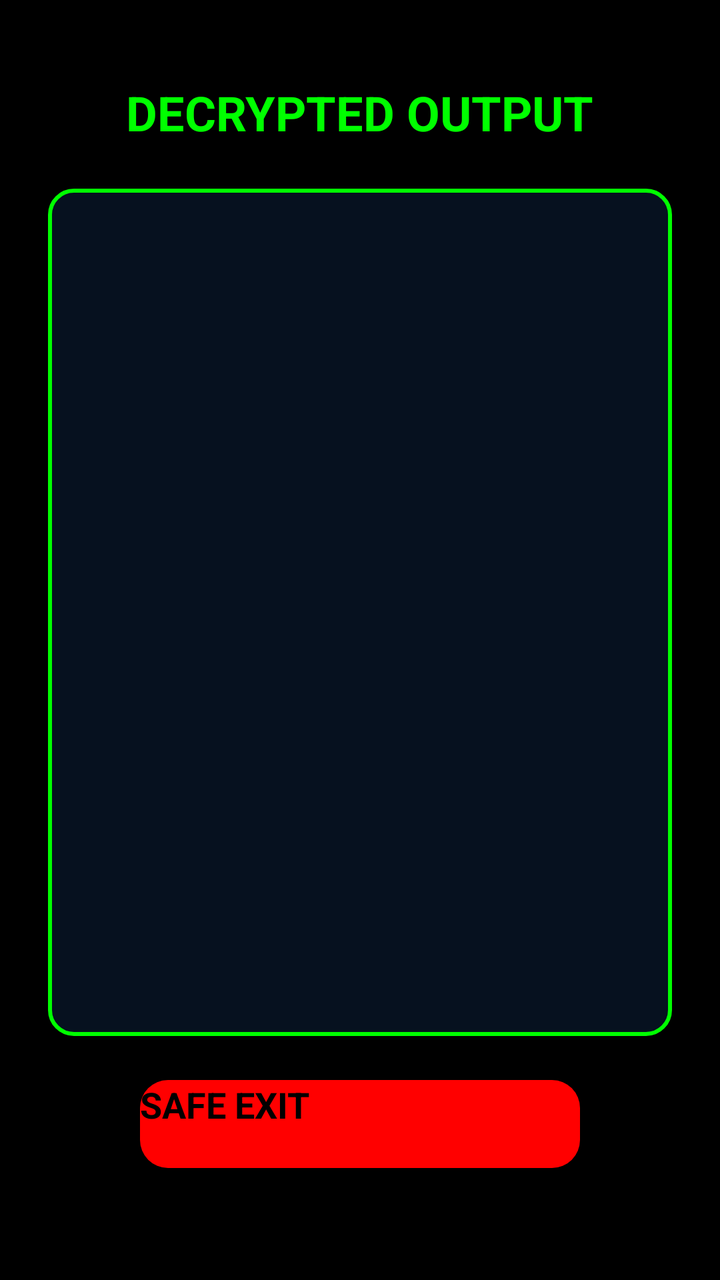
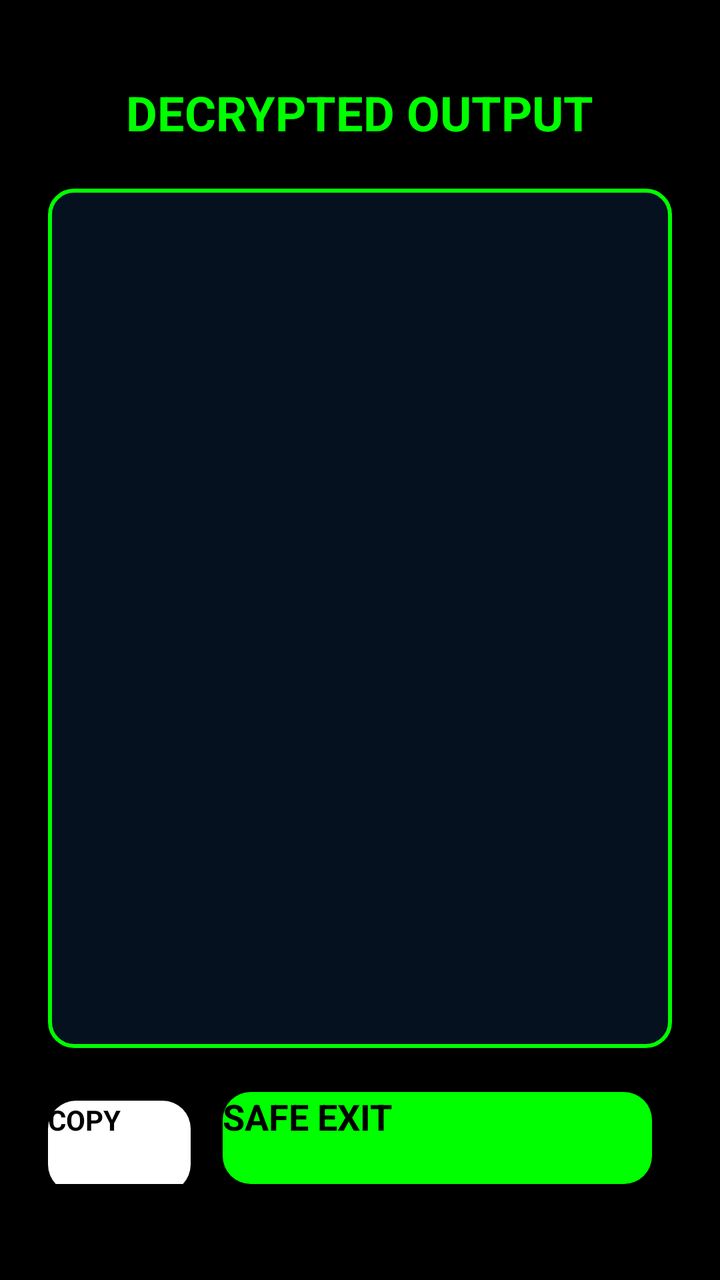

Before-and-after screenshots of an Android layout around one commit, followed by the original layout XML and the change that was made.
<!-- AndroidManifest.xml: application theme Theme.LOCK -->
<!-- res/layout/activity_decryption_result.xml -->
<?xml version="1.0" encoding="utf-8"?>
<RelativeLayout xmlns:android="http://schemas.android.com/apk/res/android"
    android:layout_width="match_parent"
    android:layout_height="match_parent"
    android:background="#000000"
    android:fitsSystemWindows="true"
    android:clipToPadding="false"
    android:paddingStart="24dp"
    android:paddingTop="32dp"
    android:paddingEnd="24dp"
    android:paddingBottom="0dp">

    <TextView
        android:id="@+id/lblResultTitle"
        android:layout_width="wrap_content"
        android:layout_height="wrap_content"
        android:layout_alignParentTop="true"
        android:layout_centerHorizontal="true"
        android:layout_marginTop="8dp"
        android:text="DECRYPTED OUTPUT"
        android:textColor="#00FF00"
        android:textSize="24sp"
        android:textStyle="bold" />

    <androidx.core.widget.NestedScrollView
        android:id="@+id/decryptedOutputScrollView"
        android:layout_width="match_parent"
        android:layout_height="match_parent"
        android:layout_above="@id/btnNeonExit"
        android:layout_below="@id/lblResultTitle"
        android:layout_marginTop="22dp"
        android:layout_marginBottom="22dp"
        android:clipToPadding="false"
        android:fillViewport="true"
        android:overScrollMode="ifContentScrolls"
        android:scrollbars="vertical">

        <FrameLayout
            android:layout_width="match_parent"
            android:layout_height="wrap_content"
            android:background="@drawable/green_border_box"
            android:paddingStart="16dp"
            android:paddingTop="16dp"
            android:paddingEnd="16dp"
            android:paddingBottom="16dp">

            <EditText
                android:id="@+id/txtDecryptedOutput"
                android:layout_width="match_parent"
                android:layout_height="wrap_content"
                android:background="@null"
                android:gravity="top|start"
                android:inputType="textMultiLine"
                android:minLines="12"
                android:nestedScrollingEnabled="false"
                android:overScrollMode="never"
                android:padding="0dp"
                android:scrollbars="none"
                android:textAlignment="viewStart"
                android:textColor="#FFFFFF"
                android:textColorHighlight="#334455"
                android:textCursorDrawable="@null"
                android:textSize="16sp" />

        </FrameLayout>

    </androidx.core.widget.NestedScrollView>

    <Button
        android:id="@+id/btnNeonExit"
        android:layout_width="220dp"
        android:layout_height="44dp"
        android:layout_alignParentBottom="true"
        android:layout_centerHorizontal="true"
        android:layout_marginBottom="56dp"
        android:background="@drawable/red_rounded_exit_button"
        android:backgroundTint="#FF0000"
        android:text="SAFE EXIT"
        android:textColor="#000000"
        android:textSize="18sp"
        android:textStyle="bold" />

</RelativeLayout>
<!-- resources referenced by this layout -->
<resources>
  <!-- drawable green_border_box (drawable) -->
  <shape xmlns:android="http://schemas.android.com/apk/res/android" android:shape="rectangle">
      <stroke android:width="2dp" android:color="#00FF00" />
      <solid android:color="#06111F" />
      <corners android:radius="12dp" />
  </shape>
  <!-- drawable red_rounded_exit_button (drawable) -->
  <shape xmlns:android="http://schemas.android.com/apk/res/android" android:shape="rectangle">
      <solid android:color="#FF0000" />
      <corners android:radius="14dp" />
  </shape>
</resources>

<!-- the commit's change to res/layout/activity_decryption_result.xml (unified diff, before → after) -->
@@ -26,7 +26,7 @@
         android:id="@+id/decryptedOutputScrollView"
         android:layout_width="match_parent"
         android:layout_height="match_parent"
-        android:layout_above="@id/btnNeonExit"
+        android:layout_above="@id/layoutBottomActions"
         android:layout_below="@id/lblResultTitle"
         android:layout_marginTop="22dp"
         android:layout_marginBottom="22dp"
@@ -66,18 +66,45 @@
 
     </androidx.core.widget.NestedScrollView>
 
-    <Button
-        android:id="@+id/btnNeonExit"
-        android:layout_width="220dp"
-        android:layout_height="44dp"
+    <LinearLayout
+        android:id="@+id/layoutBottomActions"
+        android:layout_width="match_parent"
+        android:layout_height="wrap_content"
         android:layout_alignParentBottom="true"
         android:layout_centerHorizontal="true"
-        android:layout_marginBottom="56dp"
-        android:background="@drawable/red_rounded_exit_button"
-        android:backgroundTint="#FF0000"
-        android:text="SAFE EXIT"
-        android:textColor="#000000"
-        android:textSize="18sp"
-        android:textStyle="bold" />
+        android:layout_marginBottom="48dp"
+        android:orientation="horizontal"
+        android:weightSum="4">
+
+        <androidx.appcompat.widget.AppCompatButton
+            android:id="@+id/btnCopy"
+            android:layout_width="0dp"
+            android:layout_height="46dp"
+            android:layout_weight="1"
+            android:layout_marginEnd="6dp"
+            android:background="@drawable/red_rounded_exit_button"
+            android:backgroundTint="#FFFFFF"
+            android:padding="0dp"
+            android:text="COPY"
+            android:textColor="#000000"
+            android:textSize="14sp"
+            android:textStyle="bold" />
+
+        <androidx.appcompat.widget.AppCompatButton
+            android:id="@+id/btnNeonExit"
+            android:layout_width="0dp"
+            android:layout_height="46dp"
+            android:layout_weight="3"
+            android:layout_marginStart="10dp"
+            android:layout_marginEnd="10dp"
+            android:background="@drawable/red_rounded_exit_button"
+            android:backgroundTint="#00FF00"
+            android:padding="0dp"
+            android:text="SAFE EXIT"
+            android:textColor="#000000"
+            android:textSize="18sp"
+            android:textStyle="bold" />
+
+    </LinearLayout>
 
 </RelativeLayout>
